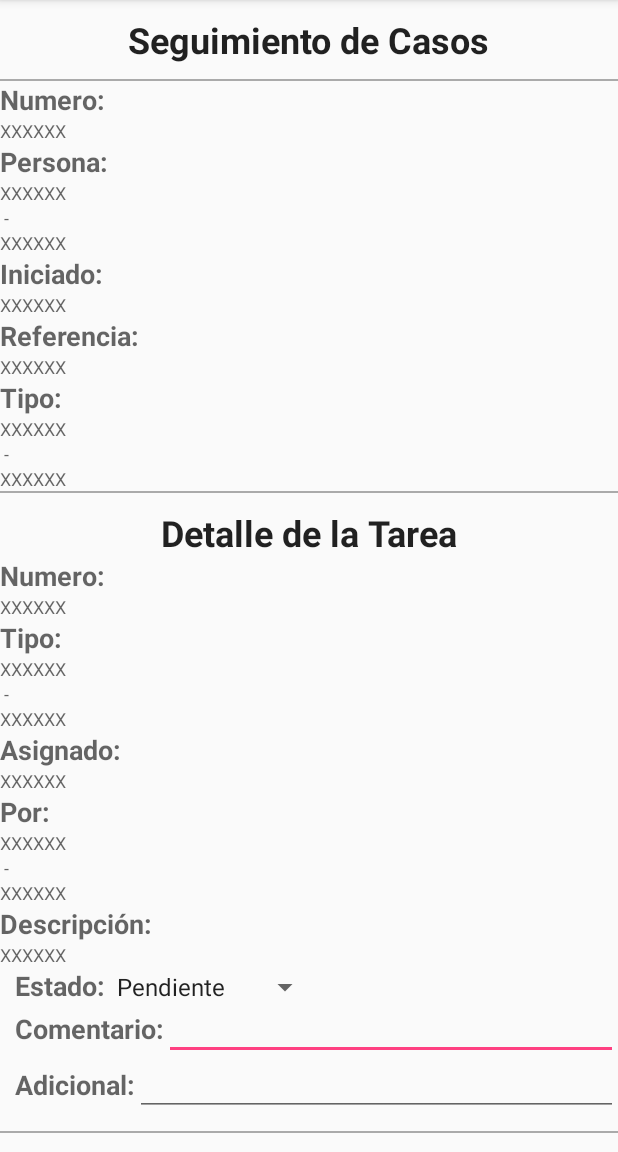
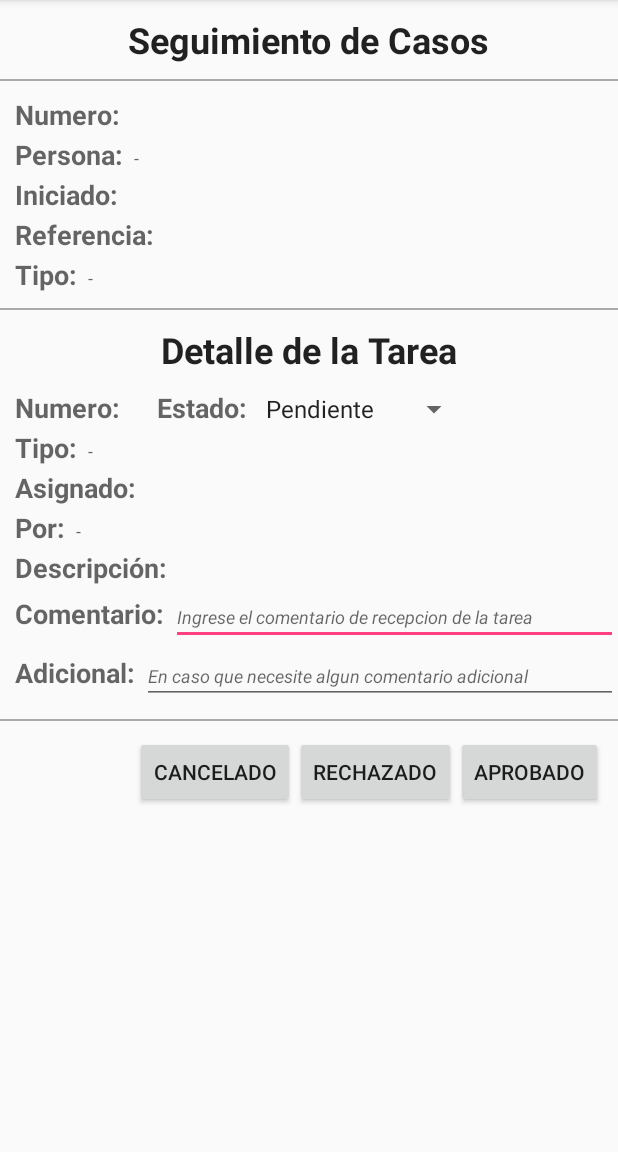
Before and after one commit to ozkrpy/AndroidStudioProjects, an Android app: the TareaActivity screen opened directly, with no data from a screen before it, on a phone screen of 412 x 824 dp, the part 84-1236 px from its top. Run offline under Robolectric (Android 15) with nearby library versions, the phone set to English and light mode, and no system bars; 4 statements that could not run were skipped.

Commit message:
etiquetas
reordenado el layout de tareas

```diff
--- a/WorkFlowManager/app/src/main/res/layout/activity_tarea.xml
+++ b/WorkFlowManager/app/src/main/res/layout/activity_tarea.xml
@@ -21,6 +21,14 @@
         android:layout_height="1dp"
         android:background="@android:color/darker_gray" />
 
+    <!-- numero de solicitud -->
+    <LinearLayout
+        android:layout_width="match_parent"
+        android:layout_height="wrap_content"
+        android:orientation="horizontal"
+        android:paddingBottom="2dp"
+        android:paddingLeft="10dp"
+        android:paddingTop="10dp">
         <!-- NUMERO DE SOLICITUD ETIQUETA -->
         <TextView
             style="@style/Base.TextAppearance.AppCompat.Medium"
@@ -35,8 +43,17 @@
             style="@style/Base.TextAppearance.AppCompat.Caption"
             android:layout_width="wrap_content"
             android:layout_height="wrap_content"
-        android:text="XXXXXX" />
+            android:text="" />
+    </LinearLayout>
 
+    <!-- persona -->
+    <LinearLayout
+        android:layout_width="match_parent"
+        android:layout_height="wrap_content"
+        android:orientation="horizontal"
+        android:paddingBottom="2dp"
+        android:paddingLeft="10dp"
+        android:paddingTop="0dp">
         <!-- CODIGO DE PERSONA ETIQUETA -->
         <TextView
             style="@style/Base.TextAppearance.AppCompat.Medium"
@@ -51,7 +68,7 @@
             style="@style/Base.TextAppearance.AppCompat.Caption"
             android:layout_width="wrap_content"
             android:layout_height="wrap_content"
-        android:text="XXXXXX" />
+            android:text="" />
 
         <!-- guion de separacion de campos compuestos -->
         <TextView
@@ -66,8 +83,17 @@
             style="@style/Base.TextAppearance.AppCompat.Caption"
             android:layout_width="wrap_content"
             android:layout_height="wrap_content"
-        android:text="XXXXXX" />
+            android:text="" />
+    </LinearLayout>
 
+    <!-- fecha de inicio de solicitud -->
+    <LinearLayout
+        android:layout_width="match_parent"
+        android:layout_height="wrap_content"
+        android:orientation="horizontal"
+        android:paddingBottom="2dp"
+        android:paddingLeft="10dp"
+        android:paddingTop="0dp">
         <!-- FECHA DE INICIO DE SOLICITUD ETIQUETA -->
         <TextView
             style="@style/Base.TextAppearance.AppCompat.Medium"
@@ -82,8 +108,17 @@
             style="@style/Base.TextAppearance.AppCompat.Caption"
             android:layout_width="wrap_content"
             android:layout_height="wrap_content"
-        android:text="XXXXXX" />
+            android:text="" />
+    </LinearLayout>
 
+    <!-- solicitud de referencia -->
+    <LinearLayout
+        android:layout_width="match_parent"
+        android:layout_height="wrap_content"
+        android:orientation="horizontal"
+        android:paddingBottom="2dp"
+        android:paddingLeft="10dp"
+        android:paddingTop="0dp">
         <!-- CODIGO DE SOLICITUD DE REFERENCIA ETIQUETA -->
         <TextView
             style="@style/Base.TextAppearance.AppCompat.Medium"
@@ -98,8 +133,17 @@
             style="@style/Base.TextAppearance.AppCompat.Caption"
             android:layout_width="wrap_content"
             android:layout_height="wrap_content"
-        android:text="XXXXXX" />
+            android:text="" />
+    </LinearLayout>
 
+    <!-- tipo de solicitud -->
+    <LinearLayout
+        android:layout_width="match_parent"
+        android:layout_height="wrap_content"
+        android:orientation="horizontal"
+        android:paddingBottom="10dp"
+        android:paddingLeft="10dp"
+        android:paddingTop="0dp">
         <!-- TIPO DE SOLICITUD ETIQUETA -->
         <TextView
             style="@style/Base.TextAppearance.AppCompat.Medium"
@@ -114,7 +158,7 @@
             style="@style/Base.TextAppearance.AppCompat.Caption"
             android:layout_width="wrap_content"
             android:layout_height="wrap_content"
-        android:text="XXXXXX" />
+            android:text="" />
 
         <!-- guion de separacion de campos compuestos -->
         <TextView
@@ -129,7 +173,8 @@
             style="@style/Base.TextAppearance.AppCompat.Caption"
             android:layout_width="wrap_content"
             android:layout_height="wrap_content"
-        android:text="XXXXXX" />
+            android:text="" />
+    </LinearLayout>
 
     <!-- separador de vistas -->
     <View
@@ -147,6 +192,14 @@
         android:text="@string/tarea_detalleTarea"
         android:textStyle="bold" />
 
+    <!-- numero de tarea -->
+    <LinearLayout
+        android:layout_width="match_parent"
+        android:layout_height="wrap_content"
+        android:orientation="horizontal"
+        android:paddingBottom="2dp"
+        android:paddingLeft="10dp"
+        android:paddingTop="10dp">
         <!-- NUMERO DE TAREA ETIQUETA -->
         <TextView
             style="@style/Base.TextAppearance.AppCompat.Medium"
@@ -161,8 +214,33 @@
             style="@style/Base.TextAppearance.AppCompat.Caption"
             android:layout_width="wrap_content"
             android:layout_height="wrap_content"
-        android:text="XXXXXX" />
+            android:text="" />
+        <!-- ESTADO DE LA TAREA ETIQUETA -->
+        <TextView
+            style="@style/Base.TextAppearance.AppCompat.Medium"
+            android:layout_width="wrap_content"
+            android:layout_height="wrap_content"
+            android:text="@string/tarea_estadoTarea"
+            android:textStyle="bold"
+            android:paddingLeft="20dp"/>
 
+        <!-- ESTADO DE LA TAREA SELECCION ITEM -->
+        <Spinner
+            android:id="@+id/spinner_estadoTarea"
+            style="@style/Base.TextAppearance.AppCompat.Caption"
+            android:layout_width="wrap_content"
+            android:layout_height="wrap_content"
+            android:entries="@array/spinner_estado_tarea" />
+    </LinearLayout>
+
+    <!-- tipo de tarea -->
+    <LinearLayout
+        android:layout_width="match_parent"
+        android:layout_height="wrap_content"
+        android:orientation="horizontal"
+        android:paddingBottom="2dp"
+        android:paddingLeft="10dp"
+        android:paddingTop="0dp">
         <!-- TIPO DE TAREA ETIQUETA -->
         <TextView
             style="@style/Base.TextAppearance.AppCompat.Medium"
@@ -177,7 +255,7 @@
             style="@style/Base.TextAppearance.AppCompat.Caption"
             android:layout_width="wrap_content"
             android:layout_height="wrap_content"
-        android:text="XXXXXX" />
+            android:text="" />
 
         <!-- guion de separacion de campos compuestos -->
         <TextView
@@ -192,8 +270,17 @@
             style="@style/Base.TextAppearance.AppCompat.Caption"
             android:layout_width="wrap_content"
             android:layout_height="wrap_content"
-        android:text="XXXXXX" />
+            android:text="" />
+    </LinearLayout>
 
+    <!-- fecha de asignacion -->
+    <LinearLayout
+        android:layout_width="match_parent"
+        android:layout_height="wrap_content"
+        android:orientation="horizontal"
+        android:paddingBottom="2dp"
+        android:paddingLeft="10dp"
+        android:paddingTop="0dp">
         <!-- FECHA DE ASIGNACION ETIQUETA -->
         <TextView
             style="@style/Base.TextAppearance.AppCompat.Medium"
@@ -208,8 +295,17 @@
             style="@style/Base.TextAppearance.AppCompat.Caption"
             android:layout_width="wrap_content"
             android:layout_height="wrap_content"
-        android:text="XXXXXX" />
+            android:text="" />
+    </LinearLayout>
 
+    <!-- usuario asignador de tarea -->
+    <LinearLayout
+        android:layout_width="match_parent"
+        android:layout_height="wrap_content"
+        android:orientation="horizontal"
+        android:paddingBottom="2dp"
+        android:paddingLeft="10dp"
+        android:paddingTop="0dp">
         <!-- USUARIO ASINGADOR DE LA TAREA ETIQUETA -->
         <TextView
             style="@style/Base.TextAppearance.AppCompat.Medium"
@@ -224,7 +320,7 @@
             style="@style/Base.TextAppearance.AppCompat.Caption"
             android:layout_width="wrap_content"
             android:layout_height="wrap_content"
-        android:text="XXXXXX" />
+            android:text="" />
 
         <!-- guion de separacion de campos compuestos -->
         <TextView
@@ -239,8 +335,17 @@
             style="@style/Base.TextAppearance.AppCompat.Caption"
             android:layout_width="wrap_content"
             android:layout_height="wrap_content"
-        android:text="XXXXXX" />
+            android:text="" />
+    </LinearLayout>
 
+    <!-- descripcion de tarea -->
+    <LinearLayout
+        android:layout_width="match_parent"
+        android:layout_height="wrap_content"
+        android:orientation="horizontal"
+        android:paddingBottom="2dp"
+        android:paddingLeft="10dp"
+        android:paddingTop="0dp">
         <!-- DESCRIPCION DE LA TAREA ETIQUETA -->
         <TextView
             style="@style/Base.TextAppearance.AppCompat.Medium"
@@ -255,38 +360,18 @@
             style="@style/Base.TextAppearance.AppCompat.Caption"
             android:layout_width="wrap_content"
             android:layout_height="wrap_content"
-        android:text="XXXXXX" />
+            android:text="" />
 
+    </LinearLayout>
 
+    <!-- comentario de recepcion -->
     <LinearLayout
         android:layout_width="match_parent"
         android:layout_height="wrap_content"
         android:orientation="horizontal"
-        android:paddingLeft="10dp">
-
-        <!-- ESTADO DE LA TAREA ETIQUETA -->
-        <TextView
-            style="@style/Base.TextAppearance.AppCompat.Medium"
-            android:layout_width="wrap_content"
-            android:layout_height="wrap_content"
-            android:text="@string/tarea_estadoTarea"
-            android:textStyle="bold" />
-
-        <!-- ESTADO DE LA TAREA SELECCION ITEM -->
-        <Spinner
-            android:id="@+id/spinner_estadoTarea"
-            style="@style/Base.TextAppearance.AppCompat.Caption"
-            android:layout_width="wrap_content"
-            android:layout_height="wrap_content"
-            android:entries="@array/spinner_estado_tarea" />
-
-    </LinearLayout>
-
-    <LinearLayout
-        android:layout_width="match_parent"
-        android:layout_height="wrap_content"
-        android:orientation="horizontal"
-        android:paddingLeft="10dp">
+        android:paddingBottom="2dp"
+        android:paddingLeft="10dp"
+        android:paddingTop="0dp">
 
         <!-- COMENTARION DE LA RECEPCION ETIQUETA -->
         <TextView
@@ -294,16 +379,20 @@
             android:layout_width="wrap_content"
             android:layout_height="wrap_content"
             android:text="@string/tarea_comentarioRecibido"
-            android:textStyle="bold" />
+            android:textStyle="bold"
+            android:singleLine="false"/>
 
         <!-- COMENTARIO DE LA RECEPCION CAMPO MODIFICABLE POR USUARIO -->
         <EditText
             android:id="@+id/tarea_comentarioRecepcion"
             style="@style/Base.TextAppearance.AppCompat.Caption"
             android:layout_width="match_parent"
-            android:layout_height="wrap_content" />
+            android:layout_height="wrap_content"
+            android:hint="@string/hint_comentarioRecepcion"
+            android:textStyle="italic"/>
     </LinearLayout>
 
+    <!-- comentario adicional -->
     <LinearLayout
         android:layout_width="match_parent"
         android:layout_height="wrap_content"
@@ -325,14 +414,18 @@
             style="@style/Base.TextAppearance.AppCompat.Caption"
             android:layout_width="match_parent"
             android:layout_height="wrap_content"
+            android:hint="@string/hint_comentario_adicional"
+            android:textStyle="italic"
             android:singleLine="false" />
     </LinearLayout>
 
+    <!-- separador de vistas -->
     <View
         android:layout_width="match_parent"
         android:layout_height="1dp"
         android:background="@android:color/darker_gray" />
 
+    <!-- botones de gestion -->
     <LinearLayout
         android:layout_width="match_parent"
         android:layout_height="wrap_content"
@@ -362,5 +455,4 @@
             android:text="@string/tarea_boton_3" />
     </LinearLayout>
 
-
 </LinearLayout>
--- a/WorkFlowManager/app/src/main/res/menu/menu_drawer.xml
+++ b/WorkFlowManager/app/src/main/res/menu/menu_drawer.xml
@@ -2,8 +2,12 @@
 <menu xmlns:android="http://schemas.android.com/apk/res/android">
     <item
         android:id="@+id/navigation_item_1"
-        android:title="Compras" />
+        android:title="@string/menu_item_volver" />
     <item
         android:id="@+id/navigation_item_2"
-        android:title="Ventas" />
+        android:title="@string/menu_item_ajustes" />
+    <item
+        android:id="@+id/navigation_item_3"
+        android:title="@string/menu_item_salir"
+        />
 </menu>
--- a/WorkFlowManager/app/src/main/res/menu/menu_master.xml
+++ b/WorkFlowManager/app/src/main/res/menu/menu_master.xml
@@ -5,6 +5,11 @@
     <item
         android:id="@+id/action_settings"
         android:orderInCategory="100"
-        android:title="@string/action_settings"
+        android:title="@string/menu_item_preferencias"
+        app:showAsAction="never" />
+    <item
+        android:id="@+id/action_exit"
+        android:orderInCategory="101"
+        android:title="@string/menu_item_salir"
         app:showAsAction="never" />
 </menu>
--- a/WorkFlowManager/app/src/main/res/values/strings.xml
+++ b/WorkFlowManager/app/src/main/res/values/strings.xml
@@ -10,20 +10,20 @@
     <string name="pass_hint">Contraseña</string>
     <string name="login_button">Ingresar</string>
     <string name="tarea_titulo">Seguimiento de Casos</string>
-    <string name="tarea_numeroSolicitud">Numero:</string>
+    <string name="tarea_numeroSolicitud">"Numero: "</string>
     <string name="tarea_persona">"Persona: "</string>
-    <string name="tarea_iniciado">Iniciado: </string>
-    <string name="tarea_referencia">Referencia: </string>
-    <string name="tarea_tipoSolicitud">Tipo: </string>
+    <string name="tarea_iniciado">"Iniciado: "</string>
+    <string name="tarea_referencia">"Referencia: "</string>
+    <string name="tarea_tipoSolicitud">"Tipo: "</string>
     <string name="tarea_detalleTarea">Detalle de la Tarea</string>
-    <string name="tarea_numeroTarea">Numero: </string>
-    <string name="tarea_tipoTarea">Tipo: </string>
-    <string name="tarea_estadoTarea">Estado: </string>
-    <string name="tarea_fechaAsignado">Asignado: </string>
-    <string name="tarea_usuarioAsigador">Por: </string>
-    <string name="tarea_descripcion">Descripción: </string>
-    <string name="tarea_comentarioRecibido">Comentario: </string>
-    <string name="tarea_comentarioAdicional">Adicional: </string>
+    <string name="tarea_numeroTarea">"Numero: "</string>
+    <string name="tarea_tipoTarea">"Tipo: "</string>
+    <string name="tarea_estadoTarea">"Estado: "</string>
+    <string name="tarea_fechaAsignado">"Asignado: "</string>
+    <string name="tarea_usuarioAsigador">"Por: "</string>
+    <string name="tarea_descripcion">"Descripción: "</string>
+    <string name="tarea_comentarioRecibido">"Comentario: "</string>
+    <string name="tarea_comentarioAdicional">"Adicional: "</string>
     <string name="tarea_boton_1">Cancelado</string>
     <string name="tarea_boton_2">Rechazado</string>
     <string name="tarea_boton_3">Aprobado</string>
@@ -31,6 +31,13 @@
     <string name="tarea_estado1">Pendiente</string>
     <string name="tarea_estado2">Rechazado</string>
     <string name="tarea_estado3">Aprobado</string>
+    <string name="hint_comentario_adicional">En caso que necesite algun comentario adicional</string>
+    <string name="hint_comentarioRecepcion">Ingrese el comentario de recepcion de la tarea</string>
+    <string name="menu_item_volver">Pagina principal</string>
+    <string name="menu_item_ajustes">Ajustes</string>
+    <string name="menu_item_salir">Salir</string>
+    <string name="menu_item_preferencias">Preferencias</string>
+
 
 
 </resources>
```
Lines whose indentation alone changed are shown as unchanged.
